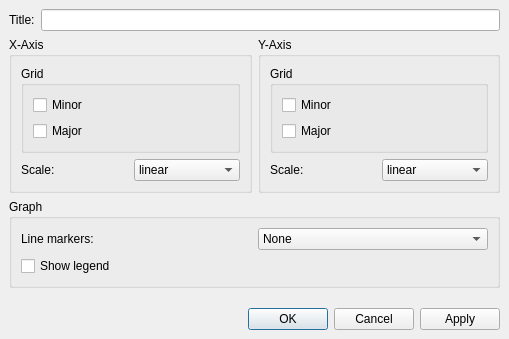
Before: the Qt Designer form ui/Dialogues_ConfigureGraph.ui in ComNets/openwns-wrowser, drawn with Qt 5.
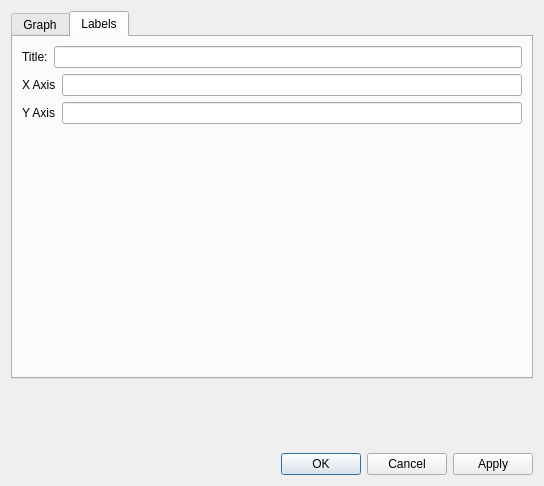
After: the same form once the commit is applied.

Commit message: Added colormap and colorbar config for table probes. Added title, x- and y-axis label for table probes

```diff
--- a/ui/Dialogues_ConfigureGraph.ui
+++ b/ui/Dialogues_ConfigureGraph.ui
@@ -5,50 +5,40 @@
    <rect>
     <x>0</x>
     <y>0</y>
-    <width>509</width>
-    <height>339</height>
+    <width>544</width>
+    <height>486</height>
    </rect>
   </property>
   <property name="windowTitle" >
    <string>Configure Graph</string>
   </property>
   <layout class="QVBoxLayout" >
-   <property name="margin" >
-    <number>9</number>
-   </property>
-   <property name="spacing" >
-    <number>6</number>
-   </property>
+   <item>
+    <widget class="QTabWidget" name="tabWidget" >
+     <property name="currentIndex" >
+      <number>1</number>
+     </property>
+     <widget class="QWidget" name="tab" >
+      <attribute name="title" >
+       <string>Graph</string>
+      </attribute>
+      <layout class="QVBoxLayout" >
    <item>
     <layout class="QHBoxLayout" >
-     <property name="margin" >
-      <number>0</number>
-     </property>
      <property name="spacing" >
       <number>6</number>
      </property>
-     <item>
-      <widget class="QLabel" name="titleLabel" >
-       <property name="text" >
-        <string>Title:</string>
-       </property>
-       <property name="buddy" >
-        <cstring>titleEdit</cstring>
-       </property>
-      </widget>
-     </item>
-     <item>
-      <widget class="QLineEdit" name="titleEdit" />
-     </item>
-    </layout>
-   </item>
-   <item>
-    <layout class="QHBoxLayout" >
-     <property name="margin" >
+         <property name="leftMargin" >
+          <number>0</number>
+         </property>
+         <property name="topMargin" >
+          <number>0</number>
+         </property>
+         <property name="rightMargin" >
       <number>0</number>
      </property>
-     <property name="spacing" >
-      <number>6</number>
+         <property name="bottomMargin" >
+          <number>0</number>
      </property>
      <item>
       <widget class="QGroupBox" name="xaxis" >
@@ -385,6 +375,194 @@
     </widget>
    </item>
    <item>
+        <widget class="QGroupBox" name="table" >
+         <property name="title" >
+          <string>Table</string>
+         </property>
+         <layout class="QHBoxLayout" >
+          <item>
+           <widget class="QCheckBox" name="colorbarCheckBox" >
+            <property name="text" >
+             <string>Colorbar</string>
+            </property>
+            <property name="checked" >
+             <bool>true</bool>
+            </property>
+           </widget>
+          </item>
+          <item>
+           <widget class="QLabel" name="colormapLabel" >
+            <property name="windowModality" >
+             <enum>Qt::NonModal</enum>
+            </property>
+            <property name="text" >
+             <string>Colormap:</string>
+            </property>
+           </widget>
+          </item>
+          <item>
+           <widget class="QComboBox" name="colormapComboBox" >
+            <item>
+             <property name="text" >
+              <string>jet</string>
+             </property>
+            </item>
+            <item>
+             <property name="text" >
+              <string>autumn</string>
+             </property>
+            </item>
+            <item>
+             <property name="text" >
+              <string>BuGn</string>
+             </property>
+            </item>
+            <item>
+             <property name="text" >
+              <string>gray</string>
+             </property>
+            </item>
+            <item>
+             <property name="text" >
+              <string>hot</string>
+             </property>
+            </item>
+            <item>
+             <property name="text" >
+              <string>Blues</string>
+             </property>
+            </item>
+            <item>
+             <property name="text" >
+              <string>gist_heat</string>
+             </property>
+            </item>
+           </widget>
+          </item>
+         </layout>
+        </widget>
+       </item>
+      </layout>
+     </widget>
+     <widget class="QWidget" name="tab_2" >
+      <attribute name="title" >
+       <string>Labels</string>
+      </attribute>
+      <layout class="QVBoxLayout" >
+       <item>
+        <layout class="QHBoxLayout" >
+         <property name="spacing" >
+          <number>6</number>
+         </property>
+         <property name="leftMargin" >
+          <number>0</number>
+         </property>
+         <property name="topMargin" >
+          <number>0</number>
+         </property>
+         <property name="rightMargin" >
+          <number>0</number>
+         </property>
+         <property name="bottomMargin" >
+          <number>0</number>
+         </property>
+         <item>
+          <widget class="QLabel" name="titleLabel" >
+           <property name="text" >
+            <string>Title:</string>
+           </property>
+           <property name="buddy" >
+            <cstring>titleEdit</cstring>
+           </property>
+          </widget>
+         </item>
+         <item>
+          <widget class="QLineEdit" name="titleEdit" />
+         </item>
+        </layout>
+       </item>
+       <item>
+        <layout class="QHBoxLayout" >
+         <property name="spacing" >
+          <number>6</number>
+         </property>
+         <property name="leftMargin" >
+          <number>0</number>
+         </property>
+         <property name="topMargin" >
+          <number>0</number>
+         </property>
+         <property name="rightMargin" >
+          <number>0</number>
+         </property>
+         <property name="bottomMargin" >
+          <number>0</number>
+         </property>
+         <item>
+          <widget class="QLabel" name="xAxisLabel" >
+           <property name="text" >
+            <string>X Axis</string>
+           </property>
+           <property name="buddy" >
+            <cstring>titleEdit</cstring>
+           </property>
+          </widget>
+         </item>
+         <item>
+          <widget class="QLineEdit" name="xAxisEdit" />
+         </item>
+        </layout>
+       </item>
+       <item>
+        <layout class="QHBoxLayout" >
+         <property name="spacing" >
+          <number>6</number>
+         </property>
+         <property name="leftMargin" >
+          <number>0</number>
+         </property>
+         <property name="topMargin" >
+          <number>0</number>
+         </property>
+         <property name="rightMargin" >
+          <number>0</number>
+         </property>
+         <property name="bottomMargin" >
+          <number>0</number>
+         </property>
+         <item>
+          <widget class="QLabel" name="yAxisLabel" >
+           <property name="text" >
+            <string>Y Axis</string>
+           </property>
+           <property name="buddy" >
+            <cstring>titleEdit</cstring>
+           </property>
+          </widget>
+         </item>
+         <item>
+          <widget class="QLineEdit" name="yAxisEdit" />
+         </item>
+        </layout>
+       </item>
+       <item>
+        <spacer>
+         <property name="orientation" >
+          <enum>Qt::Vertical</enum>
+         </property>
+         <property name="sizeHint" >
+          <size>
+           <width>20</width>
+           <height>40</height>
+          </size>
+         </property>
+        </spacer>
+       </item>
+      </layout>
+     </widget>
+    </widget>
+   </item>
+   <item>
     <spacer>
      <property name="orientation" >
       <enum>Qt::Vertical</enum>
@@ -392,7 +570,7 @@
      <property name="sizeHint" >
       <size>
        <width>491</width>
-       <height>16</height>
+       <height>20</height>
       </size>
      </property>
     </spacer>
```
Left out of the diff: 145 changed lines with no effect on the pictures. Lines whose indentation alone changed are shown as unchanged. The commit also changes 4 other files.
